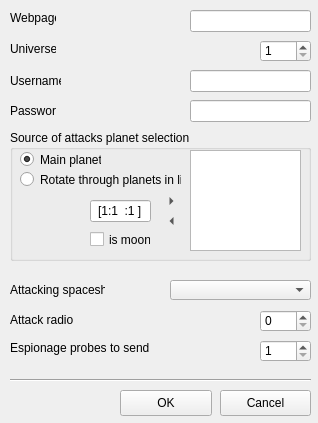
The window that ogbot/src/ui/Options.ui (kovan/kovans-ogbot) describes before a commit, drawn with Qt 5.
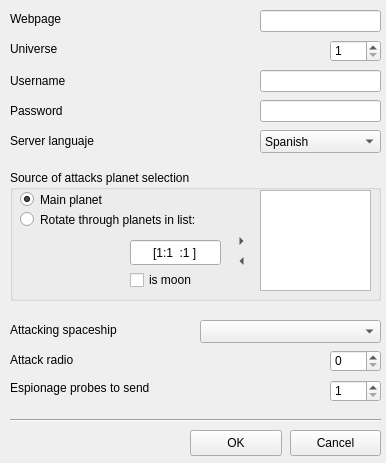
The same window after the commit. Icons and pictures are not drawn.

```diff
--- a/ogbot/src/ui/Options.ui
+++ b/ogbot/src/ui/Options.ui
@@ -8,8 +8,8 @@
    <rect>
     <x>0</x>
     <y>0</y>
-    <width>318</width>
-    <height>423</height>
+    <width>386</width>
+    <height>463</height>
    </rect>
   </property>
   <property name="sizePolicy" >
@@ -26,20 +26,66 @@
   <property name="windowIcon" >
    <iconset resource="resources/resources.qrc" >:/icons/icon.png</iconset>
   </property>
-  <widget class="QLabel" name="label_14" >
+  <widget class="QSpinBox" name="attackRadioSpinBox" >
+   <property name="geometry" >
+    <rect>
+     <x>330</x>
+     <y>350</y>
+     <width>51</width>
+     <height>22</height>
+    </rect>
+   </property>
+  </widget>
+  <widget class="QLabel" name="label" >
    <property name="geometry" >
     <rect>
      <x>10</x>
-     <y>330</y>
-     <width>141</width>
-     <height>36</height>
+     <y>410</y>
+     <width>46</width>
+     <height>14</height>
     </rect>
    </property>
    <property name="text" >
-    <string>Espionage probes to send</string>
+    <string/>
    </property>
-   <property name="buddy" >
-    <cstring>probesToSendSpinBox</cstring>
+  </widget>
+  <widget class="QSpinBox" name="probesToSendSpinBox" >
+   <property name="geometry" >
+    <rect>
+     <x>330</x>
+     <y>380</y>
+     <width>51</width>
+     <height>22</height>
+    </rect>
+   </property>
+   <property name="minimum" >
+    <number>1</number>
+   </property>
+  </widget>
+  <widget class="QPushButton" name="cancelButton" >
+   <property name="geometry" >
+    <rect>
+     <x>290</x>
+     <y>430</y>
+     <width>91</width>
+     <height>26</height>
+    </rect>
+   </property>
+   <property name="text" >
+    <string>Cancel</string>
+   </property>
+   <property name="autoDefault" >
+    <bool>false</bool>
+   </property>
+  </widget>
+  <widget class="QLineEdit" name="usernameLineEdit" >
+   <property name="geometry" >
+    <rect>
+     <x>260</x>
+     <y>70</y>
+     <width>121</width>
+     <height>22</height>
+    </rect>
    </property>
   </widget>
   <widget class="QLabel" name="label_10" >
@@ -47,7 +93,7 @@
     <rect>
      <x>10</x>
      <y>70</y>
-     <width>51</width>
+     <width>171</width>
      <height>22</height>
     </rect>
    </property>
@@ -58,28 +104,12 @@
     <cstring>usernameLineEdit</cstring>
    </property>
   </widget>
-  <widget class="QLabel" name="label_12" >
-   <property name="geometry" >
-    <rect>
-     <x>10</x>
-     <y>10</y>
-     <width>46</width>
-     <height>16</height>
-    </rect>
-   </property>
-   <property name="text" >
-    <string>Webpage</string>
-   </property>
-   <property name="buddy" >
-    <cstring>webpageLineEdit</cstring>
-   </property>
-  </widget>
   <widget class="QLabel" name="label_13" >
    <property name="geometry" >
     <rect>
      <x>10</x>
      <y>40</y>
-     <width>46</width>
+     <width>241</width>
      <height>18</height>
     </rect>
    </property>
@@ -90,28 +120,99 @@
     <cstring>universeSpinBox</cstring>
    </property>
   </widget>
-  <widget class="QLabel" name="label_11" >
+  <widget class="QSpinBox" name="universeSpinBox" >
    <property name="geometry" >
     <rect>
-     <x>10</x>
-     <y>100</y>
-     <width>46</width>
+     <x>330</x>
+     <y>40</y>
+     <width>51</width>
      <height>22</height>
     </rect>
    </property>
+   <property name="minimum" >
+    <number>1</number>
+   </property>
+  </widget>
+  <widget class="QLineEdit" name="webpageLineEdit" >
+   <property name="geometry" >
+    <rect>
+     <x>260</x>
+     <y>10</y>
+     <width>121</width>
+     <height>22</height>
+    </rect>
+   </property>
    <property name="text" >
-    <string>Password</string>
+    <string/>
    </property>
+  </widget>
+  <widget class="QLabel" name="label_12" >
+   <property name="geometry" >
+    <rect>
+     <x>10</x>
+     <y>10</y>
+     <width>171</width>
+     <height>17</height>
+    </rect>
+   </property>
+   <property name="text" >
+    <string>Webpage</string>
+   </property>
    <property name="buddy" >
-    <cstring>passwordLineEdit</cstring>
+    <cstring>webpageLineEdit</cstring>
+   </property>
+  </widget>
+  <widget class="Line" name="line_2" >
+   <property name="geometry" >
+    <rect>
+     <x>10</x>
+     <y>410</y>
+     <width>371</width>
+     <height>20</height>
+    </rect>
+   </property>
+   <property name="orientation" >
+    <enum>Qt::Horizontal</enum>
+   </property>
+  </widget>
+  <widget class="QPushButton" name="okButton" >
+   <property name="geometry" >
+    <rect>
+     <x>190</x>
+     <y>430</y>
+     <width>92</width>
+     <height>26</height>
+    </rect>
+   </property>
+   <property name="text" >
+    <string>OK</string>
+   </property>
+   <property name="autoDefault" >
+    <bool>false</bool>
+   </property>
+  </widget>
+  <widget class="QLabel" name="label_14" >
+   <property name="geometry" >
+    <rect>
+     <x>10</x>
+     <y>370</y>
+     <width>221</width>
+     <height>36</height>
+    </rect>
+   </property>
+   <property name="text" >
+    <string>Espionage probes to send</string>
+   </property>
+   <property name="buddy" >
+    <cstring>probesToSendSpinBox</cstring>
    </property>
   </widget>
   <widget class="QLabel" name="label_3" >
    <property name="geometry" >
     <rect>
      <x>10</x>
-     <y>310</y>
-     <width>81</width>
+     <y>350</y>
+     <width>291</width>
      <height>20</height>
     </rect>
    </property>
@@ -122,45 +223,22 @@
     <cstring>attackRadioSpinBox</cstring>
    </property>
   </widget>
-  <widget class="QSpinBox" name="attackRadioSpinBox" >
-   <property name="geometry" >
-    <rect>
-     <x>260</x>
-     <y>310</y>
-     <width>51</width>
-     <height>22</height>
-    </rect>
-   </property>
-  </widget>
   <widget class="QComboBox" name="attackingShipComboBox" >
    <property name="geometry" >
     <rect>
-     <x>170</x>
-     <y>280</y>
-     <width>141</width>
-     <height>20</height>
+     <x>200</x>
+     <y>320</y>
+     <width>181</width>
+     <height>23</height>
     </rect>
    </property>
   </widget>
-  <widget class="QLabel" name="label" >
-   <property name="geometry" >
-    <rect>
-     <x>10</x>
-     <y>410</y>
-     <width>46</width>
-     <height>14</height>
-    </rect>
-   </property>
-   <property name="text" >
-    <string/>
-   </property>
-  </widget>
   <widget class="QLabel" name="label_2" >
    <property name="geometry" >
     <rect>
      <x>10</x>
-     <y>280</y>
-     <width>95</width>
+     <y>320</y>
+     <width>181</width>
      <height>20</height>
     </rect>
    </property>
@@ -171,68 +249,42 @@
     <cstring>attackingShipComboBox</cstring>
    </property>
   </widget>
-  <widget class="QSpinBox" name="probesToSendSpinBox" >
+  <widget class="QLabel" name="label_11" >
    <property name="geometry" >
     <rect>
-     <x>260</x>
-     <y>340</y>
-     <width>51</width>
+     <x>10</x>
+     <y>100</y>
+     <width>171</width>
      <height>22</height>
     </rect>
    </property>
-   <property name="minimum" >
-    <number>1</number>
-   </property>
-  </widget>
-  <widget class="Line" name="line_2" >
-   <property name="geometry" >
-    <rect>
-     <x>10</x>
-     <y>370</y>
-     <width>301</width>
-     <height>20</height>
-    </rect>
-   </property>
-   <property name="orientation" >
-    <enum>Qt::Horizontal</enum>
-   </property>
-  </widget>
-  <widget class="QPushButton" name="okButton" >
-   <property name="geometry" >
-    <rect>
-     <x>120</x>
-     <y>390</y>
-     <width>92</width>
-     <height>26</height>
-    </rect>
-   </property>
    <property name="text" >
-    <string>OK</string>
+    <string>Password</string>
    </property>
-   <property name="autoDefault" >
-    <bool>false</bool>
+   <property name="buddy" >
+    <cstring>passwordLineEdit</cstring>
    </property>
   </widget>
-  <widget class="QPushButton" name="cancelButton" >
+  <widget class="QLabel" name="label_15" >
    <property name="geometry" >
     <rect>
-     <x>220</x>
-     <y>390</y>
-     <width>91</width>
-     <height>26</height>
+     <x>10</x>
+     <y>130</y>
+     <width>221</width>
+     <height>22</height>
     </rect>
    </property>
    <property name="text" >
-    <string>Cancel</string>
+    <string>Server languaje</string>
    </property>
-   <property name="autoDefault" >
-    <bool>false</bool>
+   <property name="buddy" >
+    <cstring>passwordLineEdit</cstring>
    </property>
   </widget>
   <widget class="QLineEdit" name="passwordLineEdit" >
    <property name="geometry" >
     <rect>
-     <x>190</x>
+     <x>260</x>
      <y>100</y>
      <width>121</width>
      <height>22</height>
@@ -242,48 +294,12 @@
     <enum>QLineEdit::Password</enum>
    </property>
   </widget>
-  <widget class="QLineEdit" name="usernameLineEdit" >
-   <property name="geometry" >
-    <rect>
-     <x>190</x>
-     <y>70</y>
-     <width>121</width>
-     <height>22</height>
-    </rect>
-   </property>
-  </widget>
-  <widget class="QLineEdit" name="webpageLineEdit" >
-   <property name="geometry" >
-    <rect>
-     <x>190</x>
-     <y>10</y>
-     <width>121</width>
-     <height>22</height>
-    </rect>
-   </property>
-   <property name="text" >
-    <string/>
-   </property>
-  </widget>
-  <widget class="QSpinBox" name="universeSpinBox" >
-   <property name="geometry" >
-    <rect>
-     <x>260</x>
-     <y>40</y>
-     <width>51</width>
-     <height>22</height>
-    </rect>
-   </property>
-   <property name="minimum" >
-    <number>1</number>
-   </property>
-  </widget>
   <widget class="QGroupBox" name="groupBox" >
    <property name="geometry" >
     <rect>
      <x>10</x>
-     <y>130</y>
-     <width>301</width>
+     <y>170</y>
+     <width>371</width>
      <height>131</height>
     </rect>
    </property>
@@ -295,7 +311,7 @@
      <rect>
       <x>10</x>
       <y>20</y>
-      <width>81</width>
+      <width>161</width>
       <height>19</height>
      </rect>
     </property>
@@ -311,7 +327,7 @@
      <rect>
       <x>10</x>
       <y>40</y>
-      <width>161</width>
+      <width>221</width>
       <height>19</height>
      </rect>
     </property>
@@ -319,10 +335,26 @@
      <string>Rotate through planets in list:</string>
     </property>
    </widget>
+   <widget class="QListWidget" name="sourcePlanetsList" >
+    <property name="geometry" >
+     <rect>
+      <x>250</x>
+      <y>20</y>
+      <width>111</width>
+      <height>101</height>
+     </rect>
+    </property>
+    <property name="horizontalScrollBarPolicy" >
+     <enum>Qt::ScrollBarAlwaysOff</enum>
+    </property>
+    <property name="textElideMode" >
+     <enum>Qt::ElideLeft</enum>
+    </property>
+   </widget>
    <widget class="QToolButton" name="addPlanetButton" >
     <property name="geometry" >
      <rect>
-      <x>150</x>
+      <x>220</x>
       <y>60</y>
       <width>23</width>
       <height>22</height>
@@ -341,7 +373,7 @@
    <widget class="QToolButton" name="removePlanetButton" >
     <property name="geometry" >
      <rect>
-      <x>150</x>
+      <x>220</x>
       <y>80</y>
       <width>23</width>
       <height>22</height>
@@ -360,10 +392,10 @@
    <widget class="QLineEdit" name="addPlanetLineEdit" >
     <property name="geometry" >
      <rect>
-      <x>80</x>
+      <x>120</x>
       <y>70</y>
-      <width>61</width>
-      <height>22</height>
+      <width>91</width>
+      <height>25</height>
      </rect>
     </property>
     <property name="inputMask" >
@@ -376,29 +408,13 @@
      <set>Qt::AlignHCenter</set>
     </property>
    </widget>
-   <widget class="QListWidget" name="sourcePlanetsList" >
-    <property name="geometry" >
-     <rect>
-      <x>180</x>
-      <y>20</y>
-      <width>111</width>
-      <height>101</height>
-     </rect>
-    </property>
-    <property name="horizontalScrollBarPolicy" >
-     <enum>Qt::ScrollBarAlwaysOff</enum>
-    </property>
-    <property name="textElideMode" >
-     <enum>Qt::ElideLeft</enum>
-    </property>
-   </widget>
    <widget class="QCheckBox" name="isMoonCheckBox" >
     <property name="geometry" >
      <rect>
-      <x>80</x>
+      <x>120</x>
       <y>100</y>
-      <width>61</width>
-      <height>19</height>
+      <width>111</width>
+      <height>20</height>
      </rect>
     </property>
     <property name="text" >
@@ -406,6 +422,26 @@
     </property>
    </widget>
   </widget>
+  <widget class="QComboBox" name="serverLanguajeComboBox" >
+   <property name="geometry" >
+    <rect>
+     <x>260</x>
+     <y>130</y>
+     <width>121</width>
+     <height>23</height>
+    </rect>
+   </property>
+   <item>
+    <property name="text" >
+     <string>Spanish</string>
+    </property>
+   </item>
+   <item>
+    <property name="text" >
+     <string>English</string>
+    </property>
+   </item>
+  </widget>
  </widget>
  <pixmapfunction></pixmapfunction>
  <tabstops>
```
